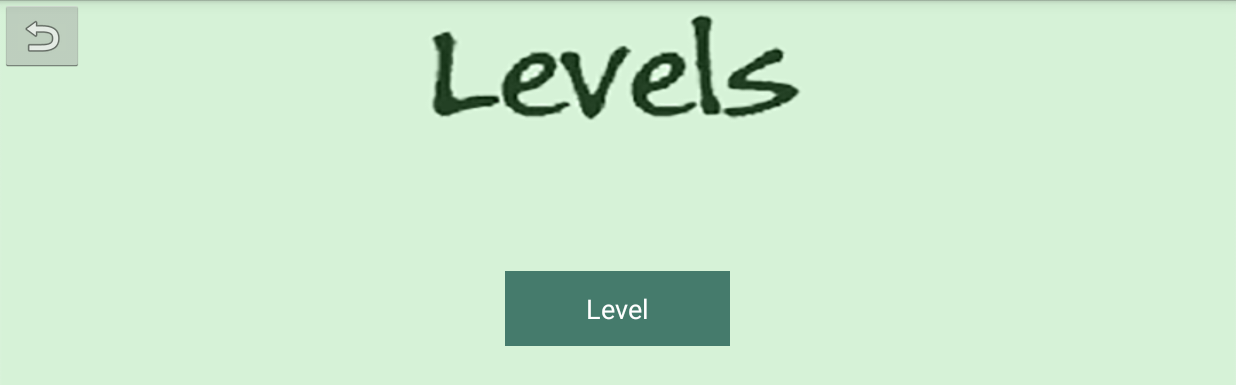
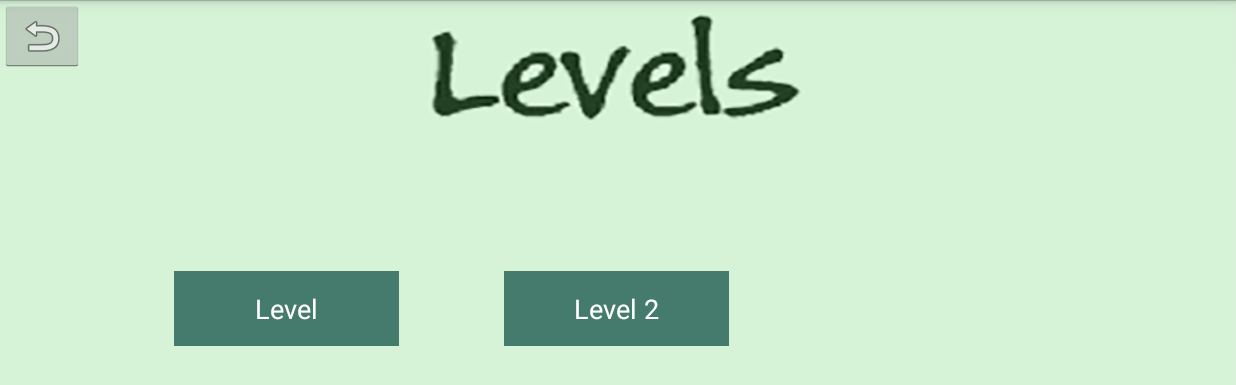
Before and after one commit to loneswei/Mobile-Assignment-1, an Android app: the LevelSelect screen opened directly, with no data from a screen before it, on a phone screen of 824 x 412 dp (held sideways). Shown: the top 385 px of the screen. Run offline under Robolectric (Android 15) with nearby library versions, the phone set to English and light mode, and no system bars.

Commit message:
Added LevelManager
To "create" a new level:
1) Create a button in LevelSelect
2) Assign appropriate Level number
3) Add an if/else if, and codes for that specific Level

```diff
--- a/Panda/app/src/main/java/assignment1/panda/LevelSelect.java
+++ b/Panda/app/src/main/java/assignment1/panda/LevelSelect.java
@@ -12,7 +12,7 @@ import android.widget.ImageButton;
 public class LevelSelect extends Activity implements View.OnClickListener {
 
     //define button as an object
-    private Button button_level;
+    private Button button_level, button_level2;
     private ImageButton button_back;
 
     @Override
@@ -34,6 +34,8 @@ public class LevelSelect extends Activity implements View.OnClickListener {
         button_back = (ImageButton)findViewById(R.id.btn_back);
         button_back.setOnClickListener(this);
 
+        button_level2 = (Button)findViewById(R.id.btn_level2);
+        button_level2.setOnClickListener(this);
     }
     @Override
     //invoke a callback on clicked event on a view
@@ -42,13 +44,18 @@ public class LevelSelect extends Activity implements View.OnClickListener {
         //Intent = action to be performed
         Intent intent = new Intent();
 
-        if(v == button_level)
-        {
-            intent.setClass(this, GameActivity.class);
-        }
-        else if(v == button_back)
+        if(v == button_back)
         {
             intent.setClass(this, Mainmenu.class);
+        }
+        else
+        {
+            if(v == button_level)
+                LevelManager.Instance.SetSelectedLevel(1);
+            else if(v == button_level2)
+                LevelManager.Instance.SetSelectedLevel(2);
+
+            intent.setClass(this, GameActivity.class);
         }
 
         startActivity(intent);
--- a/Panda/app/src/main/res/layout/levelselect.xml
+++ b/Panda/app/src/main/res/layout/levelselect.xml
@@ -13,12 +13,25 @@
         android:id="@+id/btn_level"
         android:layout_width="150dp"
         android:layout_height="50dp"
-        android:background="@color/DarkGreen"
-        android:textColor="@color/White"
-        android:text="Level"
 
         android:layout_centerVertical="true"
-        android:layout_centerHorizontal="true" />
+        android:layout_marginStart="60dp"
+        android:layout_toEndOf="@+id/btn_back"
+        android:background="@color/DarkGreen"
+        android:text="Level"
+        android:textColor="@color/White" />
+
+    <Button
+        android:id="@+id/btn_level2"
+        android:layout_width="150dp"
+        android:layout_height="50dp"
+
+        android:layout_centerVertical="true"
+        android:layout_marginStart="70dp"
+        android:layout_toEndOf="@+id/btn_level"
+        android:background="@color/DarkGreen"
+        android:text="Level 2"
+        android:textColor="@color/White" />
 
     <ImageButton
         android:id="@+id/btn_back"
```
Also changed, not shown: Panda/app/src/main/java/assignment1/panda/Game.java (+41 -18 lines), Panda/app/src/main/java/assignment1/panda/LevelManager.java (added, +13 -0 lines), Panda/app/src/main/java/assignment1/panda/RubbishEntity.java (+25 -13 lines).
